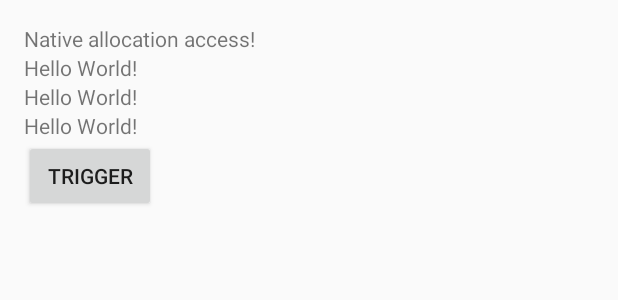
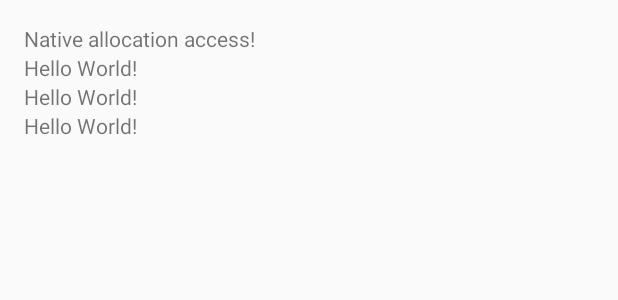
Before and after one commit to csarron/renderscript_examples, an Android app: the layout activity_main.xml on its own in the app's theme, with its tools: preview values and no code run, on a phone screen of 412 x 824 dp. Shown: the top 300 px of the screen. Run offline under Robolectric (Android 15) with nearby library versions, the phone set to English and light mode, and no system bars; plain views replace marchetti.

Commit message:
Disabled debug button in native alloc.

```diff
--- a/NativeAllocationMap/app/src/main/res/layout/activity_main.xml
+++ b/NativeAllocationMap/app/src/main/res/layout/activity_main.xml
@@ -62,11 +62,12 @@
         android:id="@+id/textViewNativeForEach"
         android:layout_below="@+id/textViewNDK"
         android:layout_alignParentStart="true" />
-    <Button
-        android:layout_width="wrap_content"
-        android:layout_height="wrap_content"
-        android:text="Trigger"
-        android:id="@+id/triggerBtn"
-        android:layout_below="@+id/textViewNativeForEach"
-        android:layout_alignParentStart="true" />
+    <!-- DEBUG button -->
+    <!--<Button-->
+        <!--android:layout_width="wrap_content"-->
+        <!--android:layout_height="wrap_content"-->
+        <!--android:text="Trigger"-->
+        <!--android:id="@+id/triggerBtn"-->
+        <!--android:layout_below="@+id/textViewNativeForEach"-->
+        <!--android:layout_alignParentStart="true" />-->
 </RelativeLayout>
```
Also changed, not shown: NativeAllocationMap/app/src/main/java/net/hydex11/nativeallocationmap/MainActivity.java (+1 -8 lines), 2 other files.
